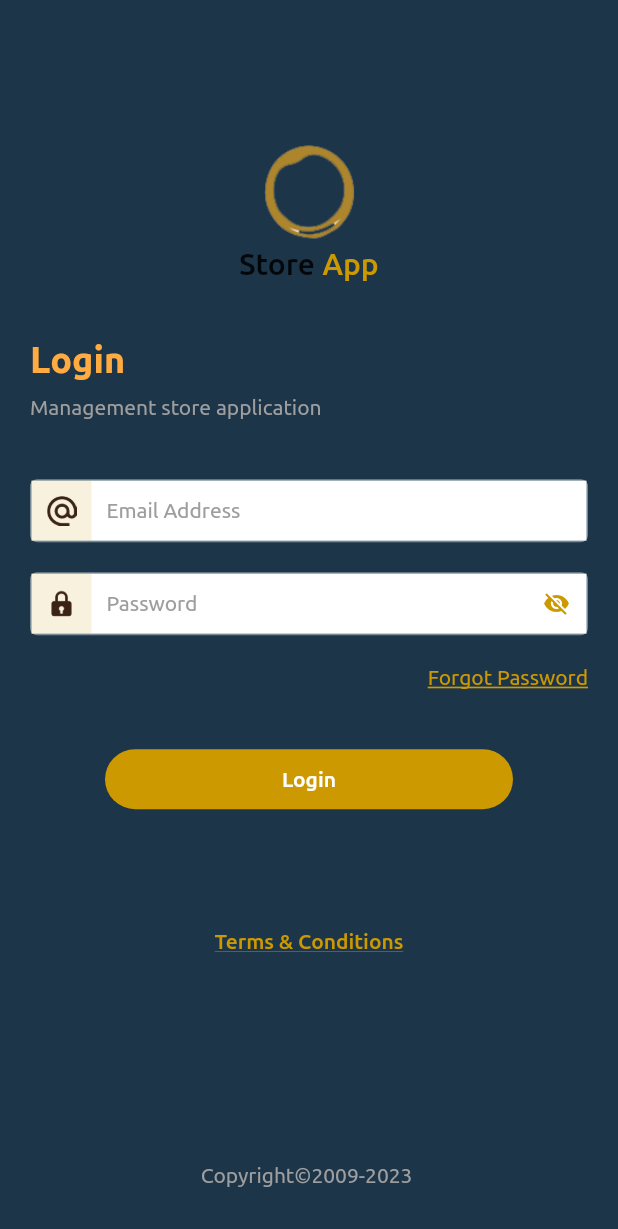
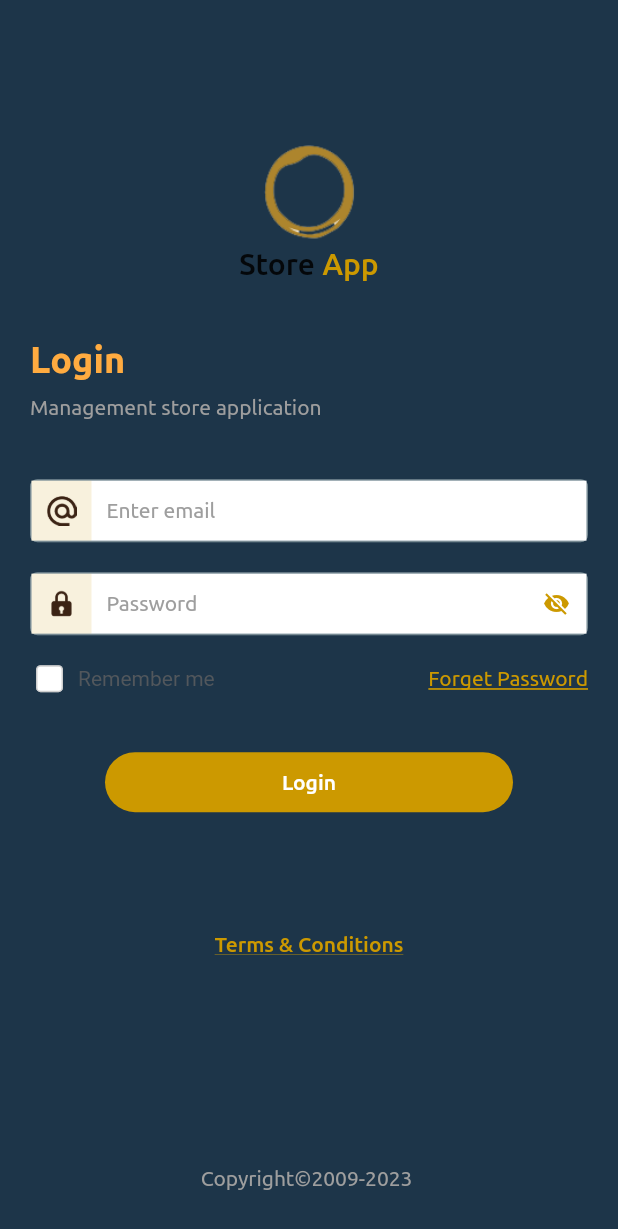
Before and after one commit to soutruoshim/hr_app_start, a Flutter app: the AuthScreen screen opened directly, on a phone screen of 412 x 824 dp. Shown: the top 1229 px of the screen. Run offline on Flutter 3.47's test engine with Material 2 defaults, Android fonts, the light colour scheme and no system bars; our stand-ins replace cached_network_image, connectivity, device_info, dio, firebase_messaging, flutter_local_notifications and 10 more; missing offline and left inert: flutter_device_type, flutter_share; accounts and stored records are empty; network calls fail; Roboto replaces fonts that are missing (TitilliumWeb).

Commit message:
update login logout

```diff
--- a/lib/provider/auth_provider.dart
+++ b/lib/provider/auth_provider.dart
@@ -56,10 +56,13 @@ class AuthProvider with ChangeNotifier {
     notifyListeners();
     ApiResponse apiResponse = await authRepo.login(emailAddress: emailAddress, password: password);
 
+
+
     if (apiResponse.response != null && apiResponse.response?.statusCode == 200) {
       _isLoading = false;
       Map map = apiResponse.response?.data;
-      String token = map["token"];
+      String token = map["data"]["token"];
+      print(token);
       authRepo.saveUserToken(token);
 
     } else {
--- a/lib/provider/splash_provider.dart
+++ b/lib/provider/splash_provider.dart
@@ -60,7 +60,7 @@ class SplashProvider extends ChangeNotifier {
     ApiResponse apiResponse = await splashRepo.getConfig();
     bool isSuccess;
     if (apiResponse.response != null && apiResponse.response!.statusCode == 200) {
-      _storeModel = StoreModel.fromJson(apiResponse.response!.data);
+      //_storeModel = StoreModel.fromJson(apiResponse.response!.data);
       isSuccess = true;
     } else {
       isSuccess = false;
--- a/lib/view/screen/auth/login_screen.dart
+++ b/lib/view/screen/auth/login_screen.dart
@@ -14,14 +14,11 @@ import '../../base/custom_snackbar.dart';
 import '../../base/textfeild/custom_text_feild.dart';
 
 class SignInWidget extends StatefulWidget {
-  const SignInWidget({Key? key}) : super(key: key);
-
   @override
-  State<SignInWidget> createState() => _SignInWidgetState();
+  _SignInWidgetState createState() => _SignInWidgetState();
 }
 
 class _SignInWidgetState extends State<SignInWidget> {
-
   FocusNode _emailFocus = FocusNode();
   FocusNode _passwordFocus = FocusNode();
   late TextEditingController _emailController;
@@ -30,14 +27,13 @@ class _SignInWidgetState extends State<SignInWidget> {
 
   @override
   void initState() {
-    // TODO: implement initState
     super.initState();
     _formKeyLogin = GlobalKey<FormState>();
     _emailController = TextEditingController();
     _passwordController = TextEditingController();
 
-    _emailController.text = (Provider.of<AuthProvider>(context, listen: false).getUserEmail() ?? null)!;
-    _passwordController.text = (Provider.of<AuthProvider>(context, listen: false).getUserPassword() ?? null)!;
+    // _emailController.text = Provider.of<AuthProvider>(context, listen: false).getUserEmail() ?? null;
+    // _passwordController.text = Provider.of<AuthProvider>(context, listen: false).getUserPassword() ?? null;
   }
 
   @override
@@ -49,7 +45,9 @@ class _SignInWidgetState extends State<SignInWidget> {
 
   @override
   Widget build(BuildContext context) {
+
     Provider.of<AuthProvider>(context, listen: false).isActiveRememberMe;
+    print(Provider.of<AuthProvider>(context, listen: false).isActiveRememberMe);
     return Consumer<AuthProvider>(
       builder: (context, authProvider, child) => Form(
         key: _formKeyLogin,
@@ -63,12 +61,12 @@ class _SignInWidgetState extends State<SignInWidget> {
                     child: CustomTextField(
                       border: true,
                       prefixIconImage: Images.email_icon,
-                      hintText: "Email Address",
+                      hintText: "Enter email",
                       focusNode: _emailFocus,
                       nextNode: _passwordFocus,
                       textInputType: TextInputType.emailAddress,
                       controller: _emailController,
-                      textInputAction: TextInputAction.none,
+                      textInputAction: TextInputAction.next,
                       onChanged: (String text) {  },
                     )),
                 SizedBox(height: Dimensions.PADDING_SIZE_SMALL),
@@ -93,10 +91,28 @@ class _SignInWidgetState extends State<SignInWidget> {
                       onTap: () => authProvider.toggleRememberMe(),
                       child: Row(
                         children: [
+                          Container(width: Dimensions.ICON_SIZE_DEFAULT, height: Dimensions.ICON_SIZE_DEFAULT,
+                            decoration: BoxDecoration(color: authProvider.isActiveRememberMe ?
+                            Theme.of(context).primaryColor : Theme.of(context).cardColor,
+                                border: Border.all(color:  authProvider.isActiveRememberMe ?
+                                Theme.of(context).primaryColor : Theme.of(context).hintColor.withOpacity(.5)),
+                                borderRadius: BorderRadius.circular(3)),
+                            child: authProvider.isActiveRememberMe ?
+                            Icon(Icons.done, color: ColorResources.WHITE,
+                                size: Dimensions.ICON_SIZE_SMALL) : SizedBox.shrink(),
+                          ),
+                          SizedBox(width: Dimensions.PADDING_SIZE_SMALL),
+
+                          Text("Remember me",
+                            style: Theme.of(context).textTheme.headline2?.copyWith(fontSize: Dimensions.FONT_SIZE_DEFAULT,
+                                color: ColorResources.getHintColor(context)),
+                          ),
                           Spacer(),
+
+
                           InkWell(
-                            onTap: () => {},
-                            child: Text("Forgot Password",
+                            onTap: () {},
+                            child: Text("Forget Password",
                                 style: robotoRegular.copyWith(
                                     color: Theme.of(context).primaryColor, decoration: TextDecoration.underline)),
                           ),
@@ -109,8 +125,6 @@ class _SignInWidgetState extends State<SignInWidget> {
 
 
                 SizedBox(height: Dimensions.PADDING_SIZE_BUTTON),
-
-
                 !authProvider.isLoading ?
                 Padding(
                   padding: const EdgeInsets.symmetric(horizontal: 70),
@@ -122,15 +136,15 @@ class _SignInWidgetState extends State<SignInWidget> {
                       String _email = _emailController.text.trim();
                       String _password = _passwordController.text.trim();
                       if (_email.isEmpty) {
-                        showCustomSnackBar("Email Address", context);
+                        showCustomSnackBar("Enter email address", context);
                       }else if (EmailChecker.isNotValid(_email)) {
                         showCustomSnackBar("Enter valid email", context);
                       }else if (_password.isEmpty) {
-                        showCustomSnackBar("Password", context);
+                        showCustomSnackBar("Enter password", context);
                       }else if (_password.length < 6) {
-                        showCustomSnackBar("Password Should be", context);
+                        showCustomSnackBar("Password should be", context);
                       }else {authProvider.login(context, emailAddress: _email, password: _password).then((status) async {
-                        if (status.response?.statusCode == 200) {
+                        if (status.response!.statusCode == 200) {
                           if (authProvider.isActiveRememberMe) {
                             authProvider.saveUserNumberAndPassword(_email, _password);
                           } else {
@@ -144,12 +158,11 @@ class _SignInWidgetState extends State<SignInWidget> {
                   ),
                 ) :
                 Center( child: CircularProgressIndicator( valueColor: new AlwaysStoppedAnimation<Color>(Theme.of(context).primaryColor),
-
                 )),
 
                 Padding(
                   padding: const EdgeInsets.symmetric(vertical:Dimensions.PADDING_SIZE_BOTTOM_SPACE),
-                  child: InkWell(
+                  child: GestureDetector(
                       onTap: (){},
                       child: Row(mainAxisAlignment: MainAxisAlignment.center,
                         children: [
@@ -158,6 +171,7 @@ class _SignInWidgetState extends State<SignInWidget> {
                         ],
                       )),
                 ),
+
               ],
             ),
           ),
```
Also changed, not shown: lib/data/repository/product_repo.dart (+4 -4 lines), lib/utill/app_constants.dart (+4 -5 lines), lib/view/screen/more/more_screen.dart (+7 -1 lines), lib/view/screen/splash_screen.dart (+19 -14 lines).
